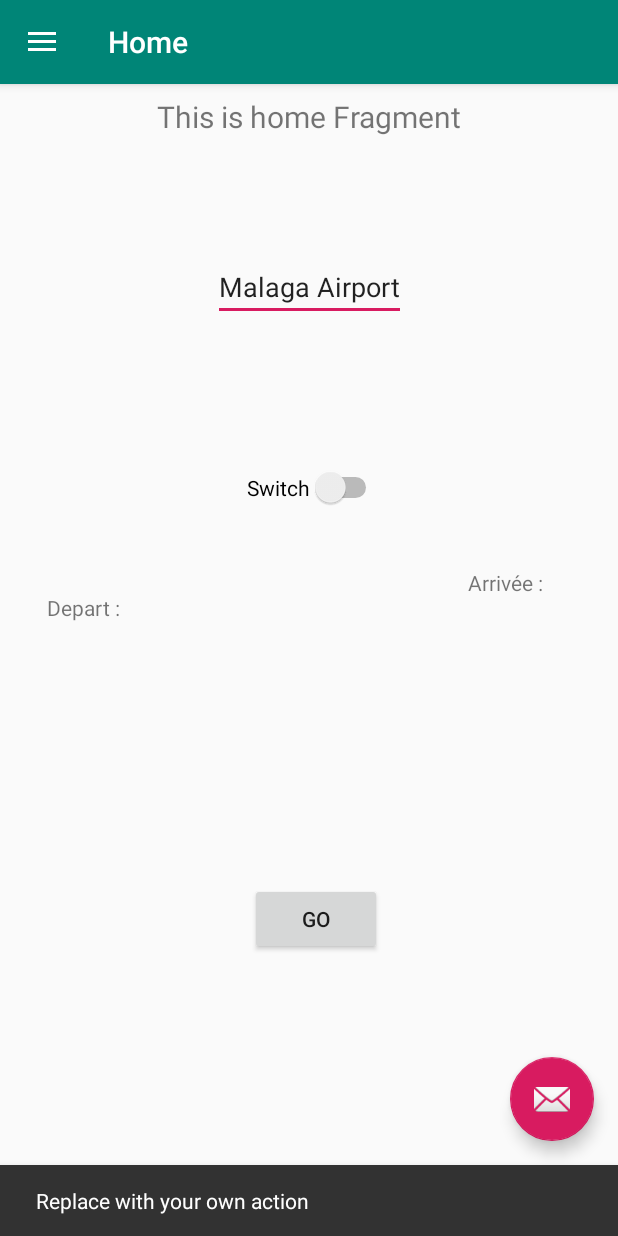
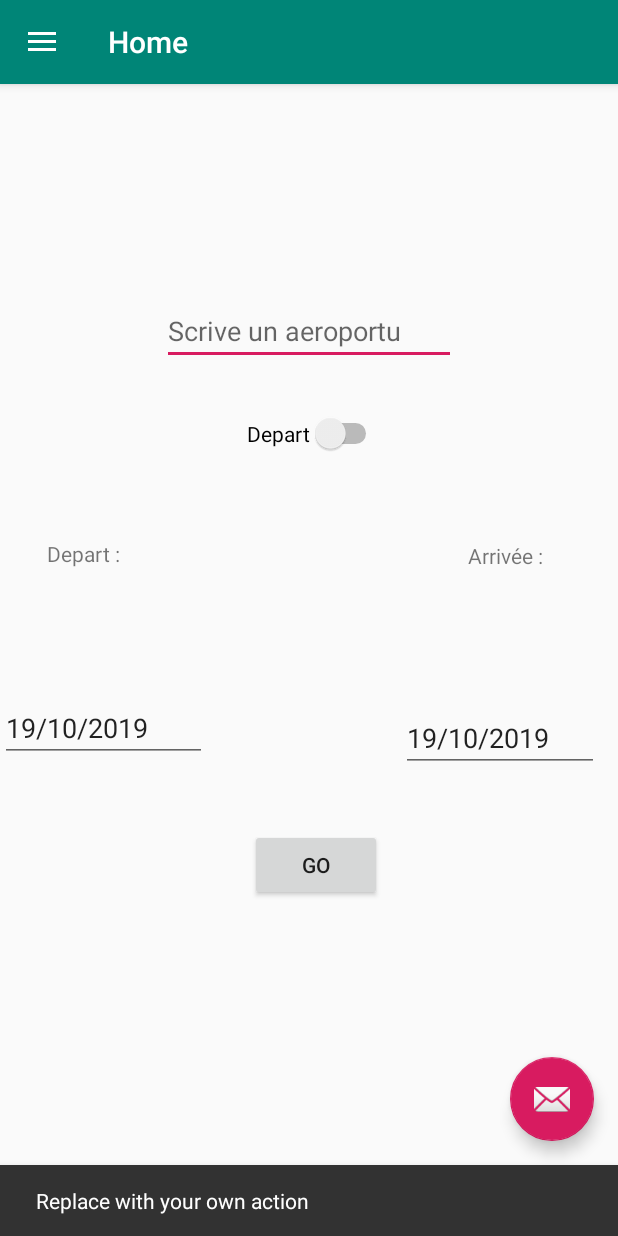
Before and after one commit to Orsucciu/SguardaAvio, an Android app: the screen it shows after launch (MainActivity), after a tap on an icon or button, on a phone screen of 412 x 824 dp. Run offline under Robolectric (Android 15) with nearby library versions, the phone set to English and light mode, and no system bars; our stand-ins replace navigation-ui; 1 other tap on this screen came first.

```diff
--- a/app/src/main/java/com/example/sguardaavi/ui/home/HomeFragment.kt
+++ b/app/src/main/java/com/example/sguardaavi/ui/home/HomeFragment.kt
@@ -1,27 +1,32 @@
 package com.example.sguardaavi.ui.home
 
+import android.app.DatePickerDialog
 import android.os.Bundle
 import android.util.Log
 import android.view.LayoutInflater
 import android.view.View
 import android.view.ViewGroup
-import android.widget.AdapterView
-import android.widget.ArrayAdapter
-import android.widget.TextView
-import android.widget.Toast
+import android.widget.*
 import androidx.fragment.app.Fragment
 import androidx.lifecycle.Observer
 import androidx.lifecycle.ViewModelProviders
 import com.example.sguardaavi.FlightApplication
 import com.example.sguardaavi.R
-import java.io.IOException
 import com.example.sguardaavi.Utils
 import kotlinx.android.synthetic.main.fragment_home.*
 import kotlinx.android.synthetic.main.fragment_home.view.*
+import kotlinx.android.synthetic.main.nav_header_main.view.*
+import java.util.*
+import kotlin.collections.ArrayList
+
+//https://android--code.blogspot.com/2018/02/android-kotlin-autocompletetextview.html tuto for the autocomplete thing
 
 class HomeFragment : Fragment() {
 
     private lateinit var homeViewModel: HomeViewModel
+
+    lateinit var fromDate: EditText
+    lateinit var toDate: EditText
 
     override fun onCreateView(
         inflater: LayoutInflater,
@@ -32,6 +37,14 @@ class HomeFragment : Fragment() {
             ViewModelProviders.of(this).get(HomeViewModel::class.java)
         val root = inflater.inflate(R.layout.fragment_home, container, false)
         val textView: TextView = root.findViewById(R.id.text_home)
+        val switchD: Switch = root.findViewById(R.id.switch1)
+
+        fromDate = root.findViewById(R.id.dateD)
+        toDate = root.findViewById(R.id.dateA)
+
+        val currentCalendar = Calendar.getInstance()
+        updateDateLabel(fromDate, currentCalendar)
+        updateDateLabel(toDate, currentCalendar)
 
         homeViewModel.text.observe(this, Observer { myString ->
             textView.text = myString
@@ -53,16 +66,16 @@ class HomeFragment : Fragment() {
 
 
         // Set the AutoCompleteTextView adapter
-        root.autocompleteTextView.setAdapter(adapter)
+        root.text_home.setAdapter(adapter)
 
 
         // Auto complete threshold
         // The minimum number of characters to type to show the drop down
-        root.autocompleteTextView.threshold = 1
+        root.text_home.threshold = 1
 
 
         // Set an item click listener for auto complete text view
-        root.autocompleteTextView.onItemClickListener = AdapterView.OnItemClickListener{
+        root.text_home.onItemClickListener = AdapterView.OnItemClickListener{
                 parent,view,position,id->
             val selectedItem = parent.getItemAtPosition(position).toString()
             // Display the clicked item using toast
@@ -71,27 +84,105 @@ class HomeFragment : Fragment() {
 
 
         // Set a dismiss listener for auto complete text view
-        root.autocompleteTextView.setOnDismissListener {
+        root.text_home.setOnDismissListener {
             Toast.makeText(FlightApplication.appContext,"Suggestion closed.",Toast.LENGTH_SHORT).show()
         }
 
 
-        // Set a click listener for root layout
-        root.root_layout.setOnClickListener{
-            val text = root.autocompleteTextView.text
-            Toast.makeText(FlightApplication.appContext,"Inputted : $text",Toast.LENGTH_SHORT).show()
-        }
-
-
         // Set a focus change listener for auto complete text view
-        root.autocompleteTextView.onFocusChangeListener = View.OnFocusChangeListener{
+        root.text_home.onFocusChangeListener = View.OnFocusChangeListener{
                 view, b ->
             if(b){
                 // Display the suggestion dropdown on focus
-                root.autocompleteTextView.showDropDown()
+                root.text_home.showDropDown()
             }
         }
 
+        switchD.setOnCheckedChangeListener { buttonView, isChecked ->
+
+            if(switchD.isChecked){
+                switchD.text = "Arrivee"
+                root.textViewD.isEnabled = false
+                root.dateD.isEnabled = false
+
+                root.textViewA.isEnabled = true
+                root.dateA.isEnabled = true
+
+            }else {
+                switchD.text = "Depart"
+                root.textViewD.isEnabled = true
+                root.dateD.isEnabled = true
+
+                root.textViewA.isEnabled = false
+                root.dateA.isEnabled = false
+            }
+        }
+
+        fromDate.setOnClickListener(View.OnClickListener { view ->
+            val currentCalendar = Calendar.getInstance()
+            val datePickerDialog = DatePickerDialog(
+                view.context,
+                fromDateListener,
+                currentCalendar.get(Calendar.YEAR),
+                currentCalendar.get(Calendar.MONTH),
+                currentCalendar.get(Calendar.DAY_OF_MONTH)
+            )
+            val datePicker = datePickerDialog.datePicker
+            currentCalendar.add(Calendar.DAY_OF_MONTH, -1)
+            datePicker.maxDate = currentCalendar.timeInMillis
+            datePickerDialog.show()
+        })
+
+        toDate.setOnClickListener(View.OnClickListener { view ->
+            val currentCalendar = Calendar.getInstance()
+            val datePickerDialog = DatePickerDialog(
+                view.context, toDateListener, currentCalendar.get(Calendar.YEAR),
+                currentCalendar.get(Calendar.MONTH), currentCalendar.get(Calendar.DAY_OF_MONTH)
+            )
+            val datePicker = datePickerDialog.datePicker
+            currentCalendar.add(Calendar.DAY_OF_MONTH, -1)
+            datePicker.maxDate = currentCalendar.timeInMillis
+            datePickerDialog.show()
+        })
+
+        root.buttonGO.setOnClickListener(View.OnClickListener {
+            val timePicked: String
+
+            if(switchD.isChecked == true) {
+                timePicked = toDate.text.toString()
+            }else{
+                timePicked = fromDate.text.toString()
+            }
+
+            Toast.makeText(FlightApplication.appContext, text_home.text.toString() + ' ' + timePicked, Toast.LENGTH_SHORT).show()
+        })
+
         return root
     }
+
+    fun updateDateLabel(dateEditText: EditText, calendar: Calendar) {
+        dateEditText.setText(
+            calendar.get(Calendar.DAY_OF_MONTH).toString() + "/" + calendar.get(
+                Calendar.MONTH
+            ) + "/" + calendar.get(Calendar.YEAR)
+        )
+    }
+
+    val fromDateListener =
+        DatePickerDialog.OnDateSetListener { datePicker, year, month, dayOfMonth ->
+            val calendar = Calendar.getInstance()
+            calendar.set(Calendar.YEAR, year)
+            calendar.set(Calendar.MONTH, month)
+            calendar.set(Calendar.DAY_OF_MONTH, dayOfMonth)
+            updateDateLabel(fromDate, calendar)
+        }
+
+    val toDateListener =
+        DatePickerDialog.OnDateSetListener { datePicker, year, month, dayOfMonth ->
+            val calendar = Calendar.getInstance()
+            calendar.set(Calendar.YEAR, year)
+            calendar.set(Calendar.MONTH, month)
+            calendar.set(Calendar.DAY_OF_MONTH, dayOfMonth)
+            updateDateLabel(toDate, calendar)
+        }
 }
--- a/app/src/main/java/com/example/sguardaavi/ui/home/HomeViewModel.kt
+++ b/app/src/main/java/com/example/sguardaavi/ui/home/HomeViewModel.kt
@@ -7,7 +7,7 @@ import androidx.lifecycle.ViewModel
 class HomeViewModel : ViewModel() {
 
     private val _text = MutableLiveData<String>().apply {
-        value = "This is home Fragment"
+        value = ""
     }
     val text: LiveData<String> = _text
 }
--- a/app/src/main/res/layout/fragment_home.xml
+++ b/app/src/main/res/layout/fragment_home.xml
@@ -1,24 +1,10 @@
 <?xml version="1.0" encoding="utf-8"?>
-<androidx.constraintlayout.widget.ConstraintLayout
-    android:id="@+id/root_layout"
-    xmlns:android="http://schemas.android.com/apk/res/android"
+<androidx.constraintlayout.widget.ConstraintLayout xmlns:android="http://schemas.android.com/apk/res/android"
     xmlns:app="http://schemas.android.com/apk/res-auto"
     xmlns:tools="http://schemas.android.com/tools"
-    android:layout_width="match_parent"
-    android:layout_height="match_parent">
-
-    <TextView
-        android:id="@+id/text_home"
-        android:layout_width="match_parent"
-        android:layout_height="wrap_content"
-        android:layout_marginStart="8dp"
-        android:layout_marginTop="8dp"
-        android:layout_marginEnd="8dp"
-        android:textAlignment="center"
-        android:textSize="20sp"
-        app:layout_constraintEnd_toEndOf="parent"
-        app:layout_constraintStart_toStartOf="parent"
-        app:layout_constraintTop_toTopOf="parent" />
+    android:id="@+id/root_layout"
+    android:layout_width="wrap_content"
+    android:layout_height="wrap_content">
 
     <Switch
         android:id="@+id/switch1"
@@ -27,38 +13,33 @@
         android:layout_marginStart="168dp"
         android:layout_marginEnd="161dp"
         android:layout_marginBottom="485dp"
-        android:text="Switch"
+        android:text="Depart"
         app:layout_constraintBottom_toBottomOf="parent"
         app:layout_constraintEnd_toEndOf="parent"
         app:layout_constraintStart_toStartOf="parent" />
 
     <TextView
-        android:id="@+id/textView3"
+        android:id="@+id/textViewD"
         android:layout_width="wrap_content"
         android:layout_height="wrap_content"
         android:layout_marginStart="31dp"
-        android:layout_marginTop="268dp"
         android:layout_marginBottom="409dp"
         android:text="Depart :"
         app:layout_constraintBottom_toBottomOf="parent"
-        app:layout_constraintStart_toStartOf="parent"
-        app:layout_constraintTop_toBottomOf="@+id/text_home"
-        app:layout_constraintVertical_bias="1.0" />
+        app:layout_constraintStart_toStartOf="parent" />
 
     <TextView
-        android:id="@+id/textView4"
+        android:id="@+id/textViewA"
         android:layout_width="wrap_content"
         android:layout_height="19dp"
         android:layout_marginStart="232dp"
-        android:layout_marginTop="269dp"
         android:layout_marginEnd="48dp"
         android:layout_marginBottom="408dp"
         android:text="Arrivée :"
         app:layout_constraintBottom_toBottomOf="parent"
         app:layout_constraintEnd_toEndOf="parent"
         app:layout_constraintHorizontal_bias="0.0"
-        app:layout_constraintStart_toEndOf="@+id/textView3"
-        app:layout_constraintTop_toBottomOf="@+id/text_home" />
+        app:layout_constraintStart_toEndOf="@+id/textViewD" />
 
     <TextView
         android:id="@+id/textViewDepart"
@@ -87,7 +68,7 @@
         app:layout_constraintTop_toTopOf="parent" />
 
     <Button
-        android:id="@+id/button"
+        android:id="@+id/buttonGO"
         android:layout_width="wrap_content"
         android:layout_height="wrap_content"
         android:layout_marginStart="166dp"
@@ -101,17 +82,43 @@
         app:layout_constraintTop_toBottomOf="@+id/switch1" />
 
     <AutoCompleteTextView
-        android:id="@+id/autocompleteTextView"
-        android:layout_width="wrap_content"
+        android:id="@+id/text_home"
+        android:layout_width="0dp"
         android:layout_height="wrap_content"
         android:layout_marginStart="108dp"
-        android:layout_marginTop="59dp"
         android:layout_marginEnd="108dp"
-        android:layout_marginBottom="80dp"
-        android:text="AutoCompleteTextView"
+        android:layout_marginBottom="32dp"
+        android:dropDownWidth="wrap_content"
+        android:hint="Scrive un aeroportu"
         app:layout_constraintBottom_toTopOf="@+id/switch1"
         app:layout_constraintEnd_toEndOf="parent"
+        app:layout_constraintStart_toStartOf="parent" />
+
+    <EditText
+        android:id="@+id/dateD"
+        android:layout_width="138dp"
+        android:layout_height="39dp"
+        android:layout_marginTop="90dp"
+        android:layout_marginEnd="129dp"
+        android:layout_marginBottom="280dp"
+        android:ems="10"
+        android:editable="false"
+        app:layout_constraintBottom_toBottomOf="parent"
+        app:layout_constraintEnd_toStartOf="@+id/dateA"
         app:layout_constraintStart_toStartOf="parent"
-        app:layout_constraintTop_toBottomOf="@+id/text_home" />
+        app:layout_constraintTop_toBottomOf="@+id/textViewD" />
+
+    <EditText
+        android:id="@+id/dateA"
+        android:layout_width="132dp"
+        android:layout_height="45dp"
+        android:layout_marginStart="129dp"
+        android:layout_marginTop="89dp"
+        android:layout_marginBottom="274dp"
+        android:ems="10"
+        android:editable="false"
+        app:layout_constraintBottom_toBottomOf="parent"
+        app:layout_constraintStart_toEndOf="@+id/dateD"
+        app:layout_constraintTop_toBottomOf="@+id/textViewA" />
 
 </androidx.constraintlayout.widget.ConstraintLayout>
```
